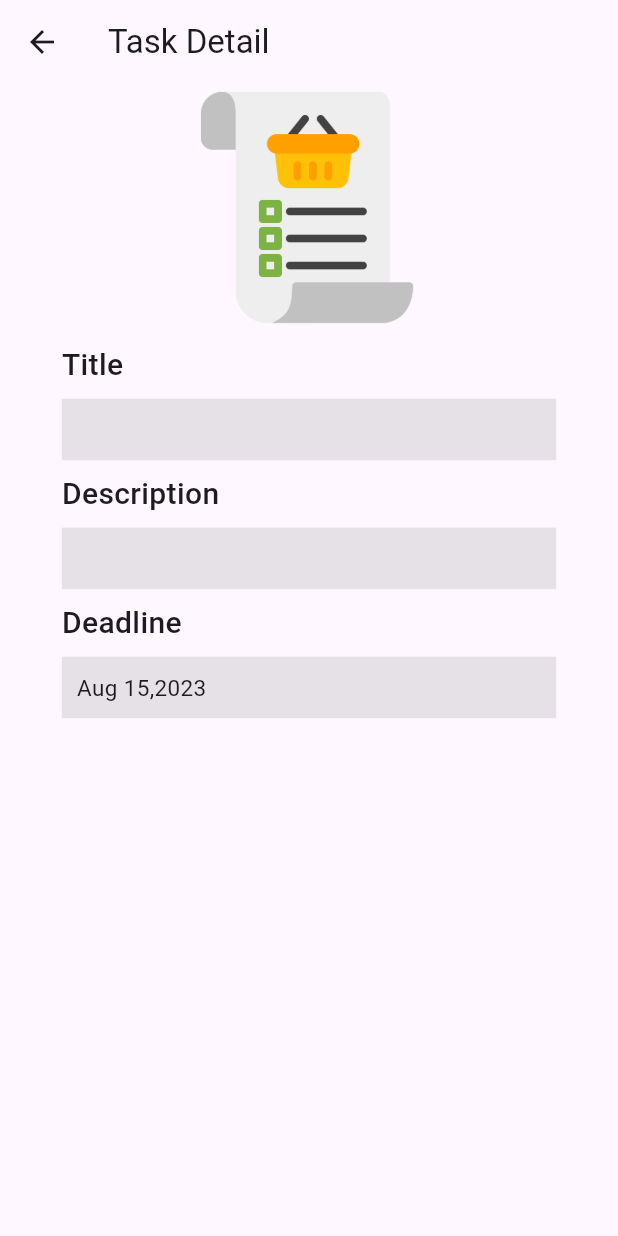
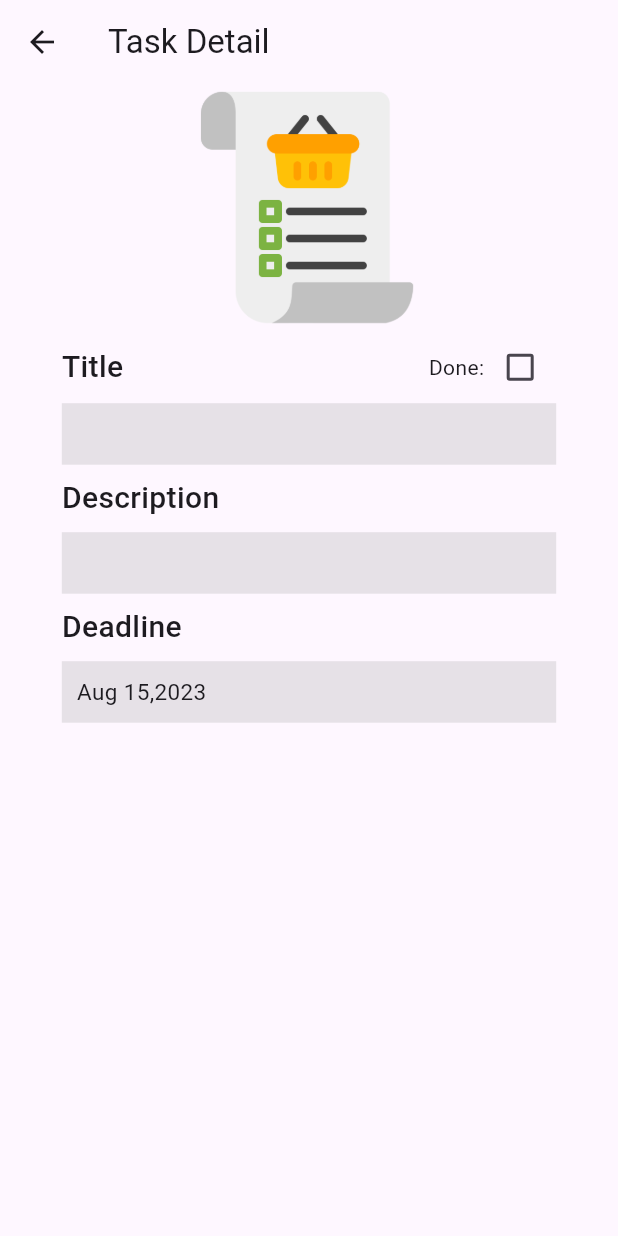
Before and after one commit to fikremariamF/2023-project-phase-mobile-tasks, a Flutter app: the TaskDetailPage screen opened directly with empty values, on a phone screen of 412 x 824 dp. Run offline on Flutter 3.47's test engine with Material 2 defaults, Android fonts, the phone set to English and light mode, and no system bars.

Commit message:
refactored the project to use clean architecture added the task functionality of a deadline

```diff
--- a/on-boarding/add_task/lib/model/task.dart
+++ b/on-boarding/add_task/lib/domain/entities/task.dart
@@ -2,6 +2,7 @@ class Task {
   String name;
   DateTime dueDate;
   String description;
+  bool done= false;
 
   Task({
     required this.name,
--- a/on-boarding/add_task/lib/main.dart
+++ b/on-boarding/add_task/lib/main.dart
@@ -1,4 +1,4 @@
-import 'package:add_task/presentation/todo_page.dart';
+import 'package:add_task/presentation/pages/todo_page.dart';
 import 'package:flutter/material.dart';
 
 void main() {
--- a/on-boarding/add_task/lib/presentation/Task_page.dart
+++ /dev/null
@@ -1,126 +0,0 @@
-import 'package:flutter/material.dart';
-import 'package:intl/intl.dart';
-
-import '../model/task.dart';
-
-class TaskDetailPage extends StatefulWidget {
-  static const String routeName = '/task';
-
-  final Task task;
-  TaskDetailPage({required this.task});
-
-  @override
-  _TaskDetailPageState createState() => _TaskDetailPageState();
-}
-
-class _TaskDetailPageState extends State<TaskDetailPage> {
-  @override
-  Widget build(BuildContext context) {
-    return Scaffold(
-      appBar: AppBar(
-        title: const Text('Task Detail'),
-      ),
-      body: Center(
-        child: SizedBox(
-            height: MediaQuery.of(context).size.height,
-            width: MediaQuery.of(context).size.width * 0.8,
-            child: Column(
-                crossAxisAlignment: CrossAxisAlignment.center,
-                children: [
-                  SizedBox(
-                      height: MediaQuery.of(context).size.height * 0.2,
-                      child: Image.asset('assets/images/shopping-list.png')),
-                  const Row(
-                    children: [
-                      Padding(
-                        padding:
-                            EdgeInsets.symmetric(vertical: 8, horizontal: 0),
-                        child: Text(
-                          "Title",
-                          style: TextStyle(
-                              fontSize: 20, fontWeight: FontWeight.w500),
-                        ),
-                      )
-                    ],
-                  ),
-                  Container(
-                    color: const Color.fromARGB(63, 158, 158, 158),
-                    child: Row(
-                      children: [
-                        Padding(
-                          padding: const EdgeInsets.symmetric(
-                              vertical: 10.0, horizontal: 10),
-                          child: Text(
-                            widget.task.name,
-                            style: const TextStyle(fontSize: 15),
-                          ),
-                        ),
-                      ],
-                    ),
-                  ),
-                  const Row(
-                    children: [
-                      Padding(
-                        padding:
-                            EdgeInsets.symmetric(vertical: 8, horizontal: 0),
-                        child: Text(
-                          "Description",
-                          style: TextStyle(
-                              fontSize: 20, fontWeight: FontWeight.w500),
-                        ),
-                      )
-                    ],
-                  ),
-                  Container(
-                    color: const Color.fromARGB(63, 158, 158, 158),
-                    child: Row(
-                      children: [
-                        Padding(
-                          padding: const EdgeInsets.symmetric(
-                              vertical: 10.0, horizontal: 10),
-                          child: SizedBox(
-                            width: MediaQuery.of(context).size.width * 0.7,
-                            child: Text(
-                              widget.task.description,
-                              style: const TextStyle(fontSize: 15),
-                              softWrap: true,
-                            ),
-                          ),
-                        ),
-                      ],
-                    ),
-                  ),
-                  const Row(
-                    children: [
-                      Padding(
-                        padding:
-                            EdgeInsets.symmetric(vertical: 8, horizontal: 0),
-                        child: Text(
-                          "Deadline",
-                          style: TextStyle(
-                              fontSize: 20, fontWeight: FontWeight.w500),
-                        ),
-                      )
-                    ],
-                  ),
-                  Container(
-                    color: const Color.fromARGB(63, 158, 158, 158),
-                    child: Row(
-                      children: [
-                        Padding(
-                          padding: const EdgeInsets.symmetric(
-                              vertical: 10.0, horizontal: 10),
-                          child: Text(
-                            DateFormat('MMM dd,yyyy')
-                                .format(widget.task.dueDate),
-                            style: const TextStyle(fontSize: 15),
-                          ),
-                        ),
-                      ],
-                    ),
-                  )
-                ])),
-      ),
-    );
-  }
-}
--- /dev/null
+++ b/on-boarding/add_task/lib/presentation/pages/Task_page.dart
@@ -0,0 +1,148 @@
+import 'package:flutter/material.dart';
+import 'package:intl/intl.dart';
+
+import '../../domain/entities/task.dart';
+
+class TaskDetailPage extends StatefulWidget {
+  static const String routeName = '/task';
+
+  final Task task;
+  TaskDetailPage({required this.task});
+
+  @override
+  _TaskDetailPageState createState() => _TaskDetailPageState();
+}
+
+class _TaskDetailPageState extends State<TaskDetailPage> {
+  var checked = false;
+  @override
+  Widget build(BuildContext context) {
+    return WillPopScope(
+        onWillPop: () async {
+          Navigator.pop(context, checked);
+          return true; // Sending back the 'checked' value
+        },
+        child: Scaffold(
+          appBar: AppBar(
+            title: const Text('Task Detail'),
+          ),
+          body: Center(
+            child: SizedBox(
+                height: MediaQuery.of(context).size.height,
+                width: MediaQuery.of(context).size.width * 0.8,
+                child: Column(
+                    crossAxisAlignment: CrossAxisAlignment.center,
+                    children: [
+                      SizedBox(
+                          height: MediaQuery.of(context).size.height * 0.2,
+                          child:
+                              Image.asset('assets/images/shopping-list.png')),
+                      Row(
+                        mainAxisAlignment: MainAxisAlignment.spaceBetween,
+                        children: [
+                          const Padding(
+                            padding: EdgeInsets.symmetric(
+                                vertical: 8, horizontal: 0),
+                            child: Text(
+                              "Title",
+                              style: TextStyle(
+                                  fontSize: 20, fontWeight: FontWeight.w500),
+                            ),
+                          ),
+                          Row(
+                            children: [
+                              const Text("Done:"),
+                              Checkbox(
+                                value: widget.task.done,
+                                onChanged: (value) {
+                                  setState(() {
+                                    widget.task.done = !widget.task.done;
+                                    checked = widget.task.done;
+                                  });
+                                },
+                              ),
+                            ],
+                          ),
+                        ],
+                      ),
+                      Container(
+                        color: const Color.fromARGB(63, 158, 158, 158),
+                        child: Row(
+                          children: [
+                            Padding(
+                              padding: const EdgeInsets.symmetric(
+                                  vertical: 10.0, horizontal: 10),
+                              child: Text(
+                                widget.task.name,
+                                style: const TextStyle(fontSize: 15),
+                              ),
+                            ),
+                          ],
+                        ),
+                      ),
+                      const Row(
+                        children: [
+                          Padding(
+                            padding: EdgeInsets.symmetric(
+                                vertical: 8, horizontal: 0),
+                            child: Text(
+                              "Description",
+                              style: TextStyle(
+                                  fontSize: 20, fontWeight: FontWeight.w500),
+                            ),
+                          )
+                        ],
+                      ),
+                      Container(
+                        color: const Color.fromARGB(63, 158, 158, 158),
+                        child: Row(
+                          children: [
+                            Padding(
+                              padding: const EdgeInsets.symmetric(
+                                  vertical: 10.0, horizontal: 10),
+                              child: SizedBox(
+                                width: MediaQuery.of(context).size.width * 0.7,
+                                child: Text(
+                                  widget.task.description,
+                                  style: const TextStyle(fontSize: 15),
+                                  softWrap: true,
+                                ),
+                              ),
+                            ),
+                          ],
+                        ),
+                      ),
+                      const Row(
+                        children: [
+                          Padding(
+                            padding: EdgeInsets.symmetric(
+                                vertical: 8, horizontal: 0),
+                            child: Text(
+                              "Deadline",
+                              style: TextStyle(
+                                  fontSize: 20, fontWeight: FontWeight.w500),
+                            ),
+                          )
+                        ],
+                      ),
+                      Container(
+                        color: const Color.fromARGB(63, 158, 158, 158),
+                        child: Row(
+                          children: [
+                            Padding(
+                              padding: const EdgeInsets.symmetric(
+                                  vertical: 10.0, horizontal: 10),
+                              child: Text(
+                                DateFormat('MMM dd,yyyy')
+                                    .format(widget.task.dueDate),
+                                style: const TextStyle(fontSize: 15),
+                              ),
+                            ),
+                          ],
+                        ),
+                      )
+                    ])),
+          ),
+        ));
+  }
+}
--- a/on-boarding/add_task/lib/presentation/create_task_page.dart
+++ b/on-boarding/add_task/lib/presentation/pages/create_task_page.dart
@@ -1,5 +1,5 @@
-import 'package:add_task/model/task.dart';
-import 'package:add_task/presentation/todo_page.dart';
+import 'package:add_task/domain/entities/task.dart';
+import 'package:add_task/presentation/pages/todo_page.dart';
 import 'package:flutter/material.dart';
 import 'package:intl/intl.dart';
 
--- a/on-boarding/add_task/lib/presentation/todo_page.dart
+++ b/on-boarding/add_task/lib/presentation/pages/todo_page.dart
@@ -1,9 +1,9 @@
-import 'package:add_task/presentation/Task_page.dart';
-import 'package:add_task/presentation/create_task_page.dart';
+import 'package:add_task/presentation/pages/Task_page.dart';
+import 'package:add_task/presentation/pages/create_task_page.dart';
 import 'package:flutter/material.dart';
 import 'package:intl/intl.dart';
 
-import '../model/task.dart';
+import '../../domain/entities/task.dart';
 
 class TodoPage extends StatefulWidget {
   static const String routeName = '/todo';
@@ -13,13 +13,15 @@ class TodoPage extends StatefulWidget {
 }
 
 class _TodoPageState extends State<TodoPage> {
-  List<Task> items = [
-    Task(
-        name: "UI/UX App Design",
-        dueDate: DateTime.now(),
-        description:
-            "some more descriptSADFJKH SADFJS JDASLKJFHALSDF HLJASDFHLJASDHF LJASDFH LAJSDHF LASJDFH ALSDJFHion goes here lorum iajkhf asdjfkh dsjfh akjsh jkasdlkj fhkasjhf jkdsahf kjdhs fjsdah bhlsadflsajdfhasljd flsajdhf lasjdf ljsa df")
-  ];
+  List<Task> items = [];
+
+  Color determineCardColor(Task task) {
+    if (task.done) {
+      return Color.fromARGB(255, 239, 255, 240);
+    }
+    return Color.fromARGB(255, 248, 248, 248);
+  }
+
   @override
   Widget build(BuildContext context) {
     return Scaffold(
@@ -54,14 +56,18 @@ class _TodoPageState extends State<TodoPage> {
                 child: Column(
               children: items
                   .map((item) => GestureDetector(
-                        onTap: () => {
-                          Navigator.push(
+                        onTap: () async {
+                          final result = await Navigator.push(
                               context,
                               MaterialPageRoute(
                                   builder: (context) =>
-                                      TaskDetailPage(task: item)))
+                                      TaskDetailPage(task: item)));
+                          setState(() {
+                            item.done = result;
+                          });
                         },
                         child: Card(
+                          color: determineCardColor(item),
                           child: Padding(
                             padding: const EdgeInsets.symmetric(
                                 vertical: 8.0, horizontal: 0),
```
Also changed, not shown: 2 other files.
